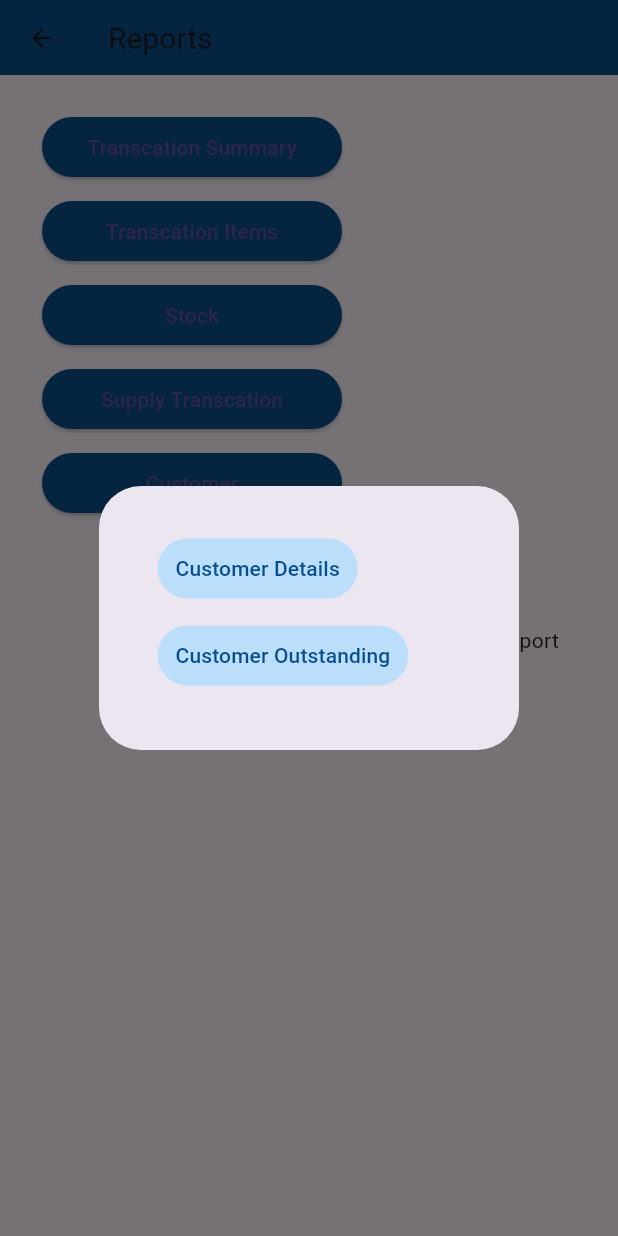
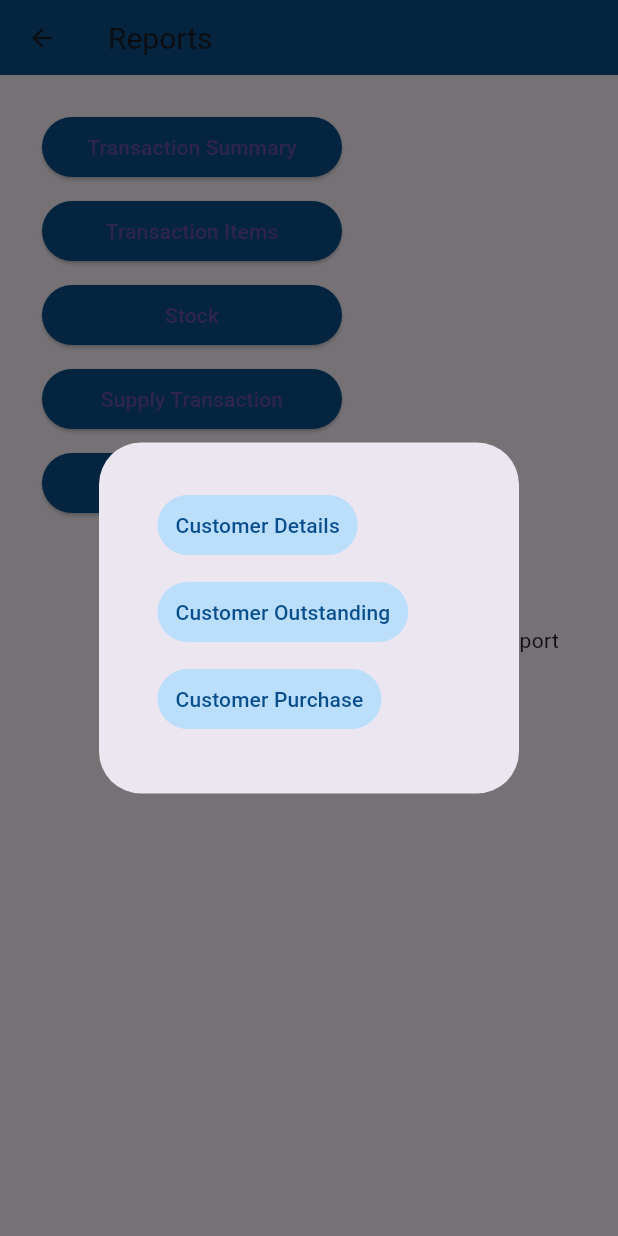
Before and after one commit to anjanarodrigoz/pos, a Flutter app: the ReportHomePage screen opened directly, after a tap on "Customer", on a phone screen of 412 x 824 dp. Run offline on Flutter 3.47's test engine with Material 3 defaults, Android fonts, the phone set to English and light mode, and no system bars; our stand-ins replace file_picker, fluttertoast, get, get_storage, open_file, pdf and 3 more; missing offline and left inert: desktop_multi_window, encrypt, mailer, syncfusion_flutter_datagrid_export, syncfusion_flutter_pdf, window_manager; accounts and stored records are empty.

Commit message:
add new report

```diff
--- a/lib/Pages/reports/report_home_page.dart
+++ b/lib/Pages/reports/report_home_page.dart
@@ -45,55 +45,55 @@ class _ReportHomePageState extends State<ReportHomePage> {
             Column(children: [
               PosButton(
                   width: width,
-                  text: 'Transcation Summary',
+                  text: 'Transaction Summary',
                   onPressed: () {
                     showReportTypes({
                       'Invoice Report': () {
                         showFilterDialog(ReportType.invoice,
-                            {'Transcation Summary': 'Invoice'},
+                            {'Transaction Summary': 'Invoice'},
                             showPaidStatus: true);
                       },
                       'Turnover Summery Report': () {
                         showFilterDialog(
-                            ReportType.summery, {'Transcation Summary': ''});
+                            ReportType.summery, {'Transaction Summary': ''});
                       },
                       'Credit Note Report': () {
                         showFilterDialog(ReportType.creditNote,
-                            {'Transcation Summary': 'Credit Note'});
+                            {'Transaction Summary': 'Credit Note'});
                       },
                       'Quote Report': () {
                         showFilterDialog(ReportType.quote,
-                            {'Transcation Summary': 'Quotation'});
+                            {'Transaction Summary': 'Quotation'});
                       },
                     });
                   }),
               PosButton(
                   width: width,
-                  text: 'Transcation Items',
+                  text: 'Transaction Items',
                   onPressed: () {
                     showReportTypes({
                       'Invoice': () {
                         showFilterDialog(
                           ReportType.itemInvoice,
-                          {'Transcation Items': 'Invoice'},
+                          {'Transaction Items': 'Invoice'},
                         );
                       },
                       'Credit Note': () {
                         showFilterDialog(
                           ReportType.itemCreditNote,
-                          {'Transcation Items': 'Credit Note'},
+                          {'Transaction Items': 'Credit Note'},
                         );
                       },
                       'Quote': () {
                         showFilterDialog(
                           ReportType.itemQuote,
-                          {'Transcation Items': 'Quotation'},
+                          {'Transaction Items': 'Quotation'},
                         );
                       },
                       'Invoiced  Items': () {
                         showFilterDialog(
                           ReportType.itemInvoicedItem,
-                          {'Transcation Items': 'Invoiced Items'},
+                          {'Transaction Items': 'Invoiced Items'},
                         );
                       },
                     });
@@ -134,43 +134,43 @@ class _ReportHomePageState extends State<ReportHomePage> {
                   }),
               PosButton(
                   width: width,
-                  text: 'Supply Transcation',
+                  text: 'Supply Transaction',
                   onPressed: () {
                     showReportTypes({
                       'Supply Invoice Report': () {
                         showFilterDialog(
                           ReportType.supplyInvoice,
-                          {'Supply Transcation': 'Supply Invoice'},
+                          {'Supply Transaction': 'Supply Invoice'},
                         );
                       },
                       'Supply Item Report': () {
                         showFilterDialog(
                           ReportType.supplyItem,
-                          {'Supply Transcation': 'Supply Items'},
+                          {'Supply Transaction': 'Supply Items'},
                         );
                       },
                       'Supply Return Report': () {
                         showFilterDialog(
                           ReportType.retrunNotes,
-                          {'Supply Transcation': 'Return Notes'},
+                          {'Supply Transaction': 'Return Notes'},
                         );
                       },
                       'Supply Item Return Report': () {
                         showFilterDialog(
                           ReportType.itemReturn,
-                          {'Supply Transcation': 'Item Return Report'},
+                          {'Supply Transaction': 'Item Return Report'},
                         );
                       },
                       'Supply Total Invoice Report': () {
                         showFilterDialog(
                           ReportType.supplyTotal,
-                          {'Supply Transcation': 'Supply Total Invoice Report'},
+                          {'Supply Transaction': 'Supply Total Invoice Report'},
                         );
                       },
                       'Supply Total Item Report': () {
                         showFilterDialog(
                           ReportType.supplyItemTotal,
-                          {'Supply Transcation': 'Supply Item Total Report'},
+                          {'Supply Transaction': 'Supply Item Total Report'},
                         );
                       },
                     });
@@ -184,7 +184,7 @@ class _ReportHomePageState extends State<ReportHomePage> {
                         showFilterDialog(
                           showDatePicker: false,
                           ReportType.customerDetails,
-                          {'Customer': 'Customer Details'},
+                          {'Customer': 'Details'},
                         );
                       },
                       'Customer Outstanding': () {
@@ -192,6 +192,12 @@ class _ReportHomePageState extends State<ReportHomePage> {
                           showDatePicker: false,
                           ReportType.outstanding,
                           {'Customer': 'OutStanding'},
+                        );
+                      },
+                      'Customer Purchase': () {
+                        showFilterDialog(
+                          ReportType.customerPurchase,
+                          {'Customer': 'Purchase'},
                         );
                       },
                     });
--- a/lib/api/report_pdf.dart
+++ b/lib/api/report_pdf.dart
@@ -123,10 +123,10 @@ class ReportPdf {
           fontWeight: FontWeight.bold,
           fontSize: 8.0,
         ),
-        headerAlignment: Alignment.center,
+        headerAlignment: Alignment.centerLeft,
         cellPadding: const EdgeInsets.only(top: 1),
         cellStyle: const TextStyle(fontSize: 7.0),
-        cellAlignment: Alignment.center,
+        cellAlignment: Alignment.centerLeft,
         cellFormat: (index, data) {
           if (prices.contains(index)) {
             double? value = double.tryParse(data);
--- a/lib/enums/enums.dart
+++ b/lib/enums/enums.dart
@@ -26,7 +26,8 @@ enum ReportType {
   itemReturn,
   supplyTotal,
   supplyItemTotal,
-  stockBuyingValue
+  stockBuyingValue,
+  customerPurchase
 }
 
 extension InvoiceTypeCaps on InvoiceType {
```
Also changed, not shown: lib/controllers/report_controller.dart (+90 -0 lines).
